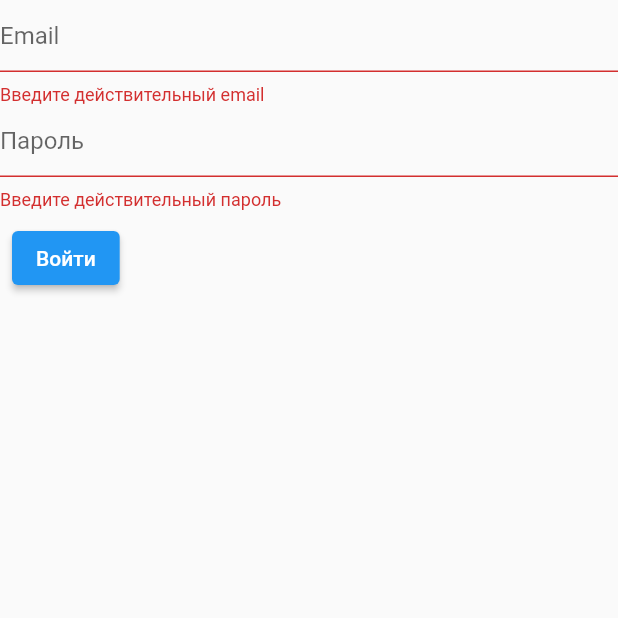
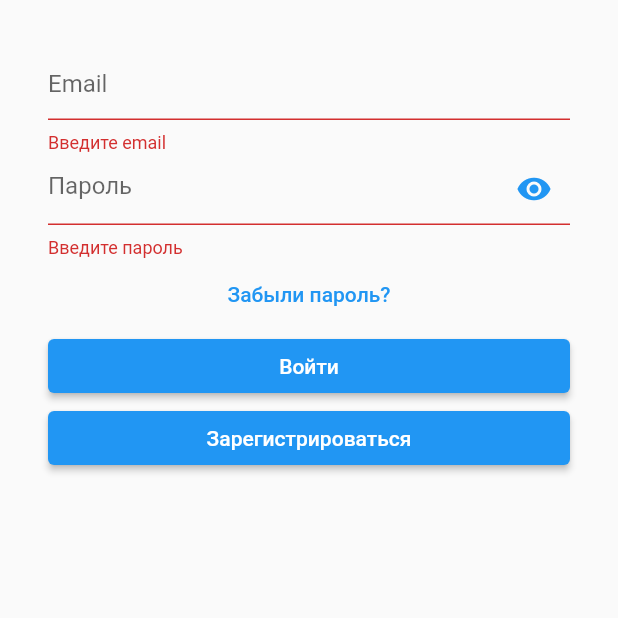
Before and after one commit to newu2012/ShareTaxi_FlutterApp, a Flutter app: the screen it shows after launch, after a tap on "Войти", on a phone screen of 412 x 824 dp, the top half of it. Run offline on Flutter 3.47's test engine with Material 2 defaults, Android fonts, the phone set to English and light mode, and no system bars; our stand-ins replace email_validator, persistent_bottom_nav_bar.

Commit message:
feat: add basic login and sign up pages

```diff
--- a/lib/app.dart
+++ b/lib/app.dart
@@ -2,8 +2,9 @@ import 'package:flutter/material.dart';
 
 import 'home.dart';
 import 'common/unknown_page.dart';
+import 'login/presentation/pages/signup_page.dart';
+import 'login/presentation/pages/login_page.dart';
 import 'trip/trip.dart';
-import 'login/presentation/pages/login_page.dart';
 
 class App extends StatelessWidget {
   const App({Key? key}) : super(key: key);
@@ -34,7 +35,7 @@ class App extends StatelessWidget {
         return MaterialPageRoute(builder: (context) => const LoginPage());
       case '/signup':
         //  TODO Change to OnboardingPage()
-        return MaterialPageRoute(builder: (context) => const UnknownPage());
+        return MaterialPageRoute(builder: (context) => const SignupPage());
       case '/':
         //  TODO Change to OnboardingPage()
         return MaterialPageRoute(
--- a/lib/common/unknown_page.dart
+++ b/lib/common/unknown_page.dart
@@ -5,6 +5,9 @@ class UnknownPage extends StatelessWidget {
 
   @override
   Widget build(BuildContext context) {
-    return const Text('Произошло что-то страшное');
+    return Center(
+        child: Text('Произошло что-то страшное. Лучше вызывайте скорую.',
+            textAlign: TextAlign.center,
+            style: Theme.of(context).textTheme.headline2));
   }
 }
--- a/lib/login/presentation/pages/login_page.dart
+++ b/lib/login/presentation/pages/login_page.dart
@@ -19,13 +19,15 @@ class LoginForm extends StatefulWidget {
 
 class _LoginFormState extends State<LoginForm> {
   final GlobalKey<FormState> _formKey = GlobalKey<FormState>();
+  var _obfuscatePassword = true;
 
   @override
   Widget build(BuildContext context) {
-    return Form(
+    return Padding(
+      padding: const EdgeInsets.all(32.0),
+      child: Form(
         key: _formKey,
-      child: Column(
-        crossAxisAlignment: CrossAxisAlignment.start,
+        child: ListView(
           children: [
             TextFormField(
               decoration: const InputDecoration(
@@ -33,26 +35,38 @@ class _LoginFormState extends State<LoginForm> {
               ),
               validator: (String? value) {
                 if (value == null ||
-                  value.isEmpty ||
-                  !EmailValidator.validate(value))
+                    value.isEmpty)
+                  return 'Введите email';
+                if (!EmailValidator.validate(value))
                   return 'Введите действительный email';
                 return null;
               },
             ),
             TextFormField(
-            obscureText: true,
-            decoration: const InputDecoration(
+              obscureText: _obfuscatePassword,
+              decoration: InputDecoration(
                   hintText: 'Пароль',
-            ),
+                  suffixIcon: IconButton(
+                      onPressed: () => setState(
+                          () => _obfuscatePassword = !_obfuscatePassword),
+                      icon: Icon(
+                        _obfuscatePassword
+                            ? Icons.visibility
+                            : Icons.visibility_off,
+                        color: Theme.of(context).primaryColor,
+                      ))),
               validator: (String? value) {
-              if (value == null || value.isEmpty || value.length < 6)
-                return 'Введите действительный пароль';
+                if (value == null || value.isEmpty)
+                  return 'Введите пароль';
+                if (value.length < 6)
+                  return 'Введите пароль не менее 6 символов';
                 return null;
               },
             ),
-          Padding(
-            padding: const EdgeInsets.all(8.0),
-            child: ElevatedButton(
+            //  TODO write function ForgotPassword
+            TextButton(
+                onPressed: () => null, child: const Text('Забыли пароль?')),
+            ElevatedButton(
               onPressed: () {
                 // TODO replace with server authentication
                 if (_formKey.currentState!.validate()) {
@@ -61,8 +75,13 @@ class _LoginFormState extends State<LoginForm> {
               },
               child: const Text('Войти'),
             ),
+            ElevatedButton(
+              onPressed: () =>
+                  Navigator.pushReplacementNamed(context, '/signup'),
+              child: const Text('Зарегистрироваться'),
             ),
           ],
+        ),
       ),
     );
   }
```
Also changed, not shown: lib/login/presentation/pages/signup_page.dart (added, +136 -0 lines). Lines whose indentation alone changed are shown as unchanged.
